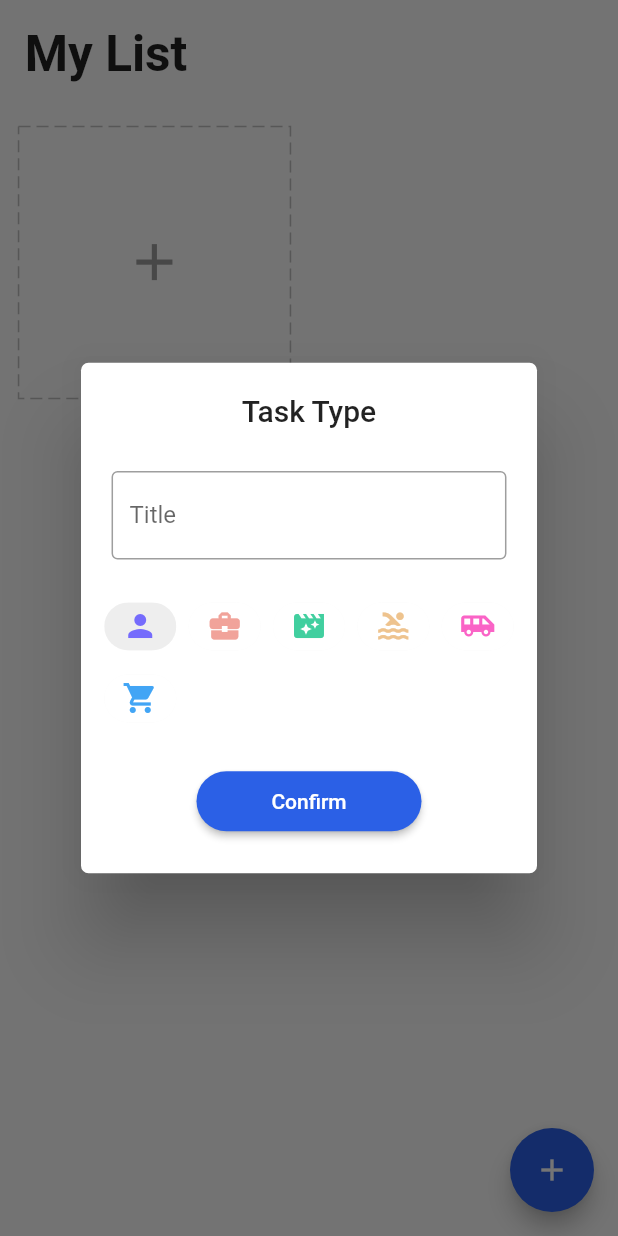
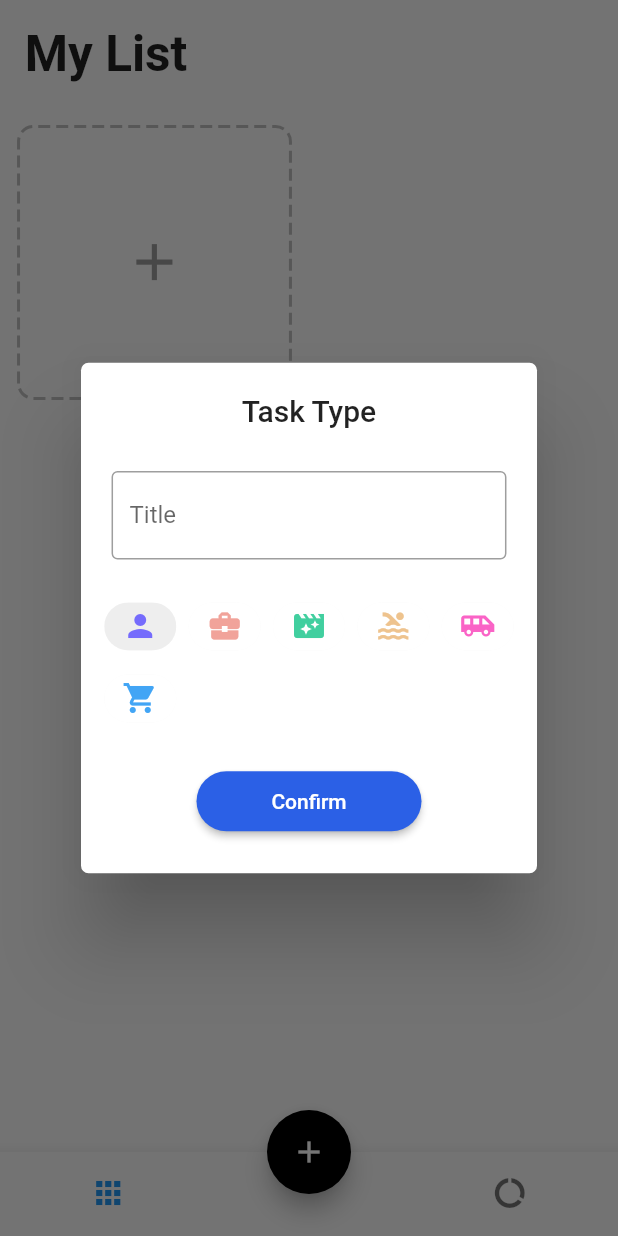
Before and after one commit to Salman313ali/getx-todo-app, a Flutter app: the screen it shows after launch, after a tap on the "add" icon, on a phone screen of 412 x 824 dp. Run offline on Flutter 3.47's test engine with Material 2 defaults, Android fonts, the phone set to English and light mode, and no system bars; drawn by our look-alikes of dotted_border; our stand-ins replace equatable, flutter_easyloading, get, get_storage, step_progress_indicator.

Commit message:
completed the app

```diff
--- a/getxtodoapp/lib/app/modules/home/controller.dart
+++ b/getxtodoapp/lib/app/modules/home/controller.dart
@@ -1,7 +1,7 @@
+import 'package:flutter/foundation.dart';
 import 'package:flutter/widgets.dart';
 import 'package:get/get.dart';
 import 'package:getxtodoapp/app/data/services/storage/repository.dart';
-
 import '../../data/models/task.dart';
 
 class HomeController extends GetxController {
@@ -10,12 +10,15 @@ class HomeController extends GetxController {
 
   final formKey = GlobalKey<FormState>();
   final editCtrl = TextEditingController();
+  final tabIndex = 0.obs;
   final chipIndex = 0.obs;
   final deleting = false.obs;
   //what is obs??
   final tasks = <Task>[].obs;
+  final task = Rx<Task?>(null);
 
-  final task = Rx<Task?>(null);
+  final doingTodos = <dynamic>[].obs;
+  final doneTodos = <dynamic>[].obs;
 
   //what is oninit??
   @override
@@ -23,6 +26,10 @@ class HomeController extends GetxController {
     super.onInit();
     tasks.assignAll(taskRepository.readTasks());
     ever(tasks, (_) => taskRepository.writeTasks(tasks));
+  }
+
+  void changeTabIndex(int index) {
+    tabIndex.value = index;
   }
 
   @override
@@ -41,6 +48,20 @@ class HomeController extends GetxController {
 
   void changeTask(Task? select) {
     task.value = select;
+  }
+
+  void changeTodos(List<dynamic> select) {
+    doingTodos.clear();
+    doneTodos.clear();
+    for (int i = 0; i < select.length; i++) {
+      var todo = select[i];
+      var status = todo['done'];
+      if (status == true) {
+        doneTodos.add(todo);
+      } else {
+        doingTodos.add(todo);
+      }
+    }
   }
 
   bool addTask(Task task) {
@@ -72,4 +93,84 @@ class HomeController extends GetxController {
   bool containeTodo(List todos, String title) {
     return todos.any((element) => element['title'] == title);
   }
+
+  bool addTodo(String title) {
+    var todo = {'title': title, 'done': false};
+    if (doingTodos
+        .any((element) => mapEquals<String, dynamic>(todo, element))) {
+      return false;
+    }
+    var doneTodo = {'title': title, 'done': true};
+    if (doneTodos
+        .any((element) => mapEquals<String, dynamic>(doneTodo, element))) {
+      return false;
+    }
+    doingTodos.add(todo);
+    return true;
+  }
+
+  void updateTodos() {
+    var newTodos = <Map<String, dynamic>>[];
+    newTodos.addAll([...doingTodos, ...doneTodos]);
+    var newTask = task.value!.copyWith(todos: newTodos);
+    int oldIdx = tasks.indexOf(task.value);
+    tasks[oldIdx] = newTask;
+    tasks.refresh();
+  }
+
+  void doneTodo(String title) {
+    var doingTodo = {'title': title, 'done': false};
+    int index = doingTodos.indexWhere(
+        (element) => mapEquals<String, dynamic>(doingTodo, element));
+    doingTodos.removeAt(index);
+    var doneTodo = {'title': title, 'done': true};
+    doneTodos.add(doneTodo);
+    doingTodos.refresh();
+    doneTodos.refresh();
+  }
+
+  void deleteDoneTodo(dynamic doneTodo) {
+    int index = doneTodos
+        .indexWhere((element) => mapEquals<String, dynamic>(doneTodo, element));
+    doneTodos.removeAt(index);
+    doneTodos.refresh();
+  }
+
+  bool isTodosEmpty(Task task) {
+    return task.todos == null || task.todos!.isEmpty;
+  }
+
+  int getDoneTodo(Task task) {
+    var res = 0;
+    for (var i = 0; i < task.todos!.length; i++) {
+      if (task.todos![i]['done'] == true) {
+        res += 1;
+      }
+    }
+    return res;
+  }
+
+  int getTotalTask() {
+    var res = 0;
+    for (var i = 0; i < tasks.length; i++) {
+      if (tasks[i].todos != null) {
+        res += tasks[i].todos!.length;
+      }
+    }
+    return res;
+  }
+
+  int getTotalDoneTask() {
+    var res = 0;
+    for (var i = 0; i < tasks.length; i++) {
+      if (tasks[i].todos != null) {
+        for (var j = 0; j < tasks[i].todos!.length; j++) {
+          if (tasks[i].todos![j]['done'] == true) {
+            res += 1;
+          }
+        }
+      }
+    }
+    return res;
+  }
 }
--- a/getxtodoapp/lib/app/modules/home/view.dart
+++ b/getxtodoapp/lib/app/modules/home/view.dart
@@ -1,7 +1,6 @@
 import 'package:flutter/material.dart';
 import 'package:flutter_easyloading/flutter_easyloading.dart';
 import 'package:get/get.dart';
-import 'package:get_storage/get_storage.dart';
 import 'package:getxtodoapp/app/core/utils/extensions.dart';
 import 'package:getxtodoapp/app/core/values/colors.dart';
 import 'package:getxtodoapp/app/data/models/task.dart';
@@ -9,6 +8,7 @@ import 'package:getxtodoapp/app/modules/home/controller.dart';
 import 'package:getxtodoapp/app/modules/home/widgets/add_card.dart';
 import 'package:getxtodoapp/app/modules/home/widgets/add_dialog.dart';
 import 'package:getxtodoapp/app/modules/home/widgets/task_card.dart';
+import 'package:getxtodoapp/app/modules/report/view.dart';
 
 class HomePage extends GetView<HomeController> {
   const HomePage({super.key});
@@ -16,7 +16,9 @@ class HomePage extends GetView<HomeController> {
   @override
   Widget build(BuildContext context) {
     return Scaffold(
-      body: SafeArea(
+      body: Obx(
+        () => IndexedStack(index: controller.tabIndex.value, children: [
+          SafeArea(
             child: ListView(
               children: [
                 Padding(
@@ -38,10 +40,12 @@ class HomePage extends GetView<HomeController> {
                       ...controller.tasks
                           .map((element) => LongPressDraggable(
                               data: element,
-                          onDragStarted: () => controller.changeDeleting(true),
+                              onDragStarted: () =>
+                                  controller.changeDeleting(true),
                               onDraggableCanceled: (_, __) =>
                                   controller.changeDeleting(false),
-                          onDragEnd: (_) => controller.changeDeleting(false),
+                              onDragEnd: (_) =>
+                                  controller.changeDeleting(false),
                               feedback: Opacity(
                                 opacity: 0.8,
                                 child: TaskCard(task: element),
@@ -55,13 +59,22 @@ class HomePage extends GetView<HomeController> {
               ],
             ),
           ),
+          ReportPage(),
+        ]),
+      ),
       floatingActionButton: DragTarget<Task>(
         builder: (_, __, ___) {
           return Obx(
             () => FloatingActionButton(
-              backgroundColor: controller.deleting.value ? Colors.red : blue,
-              onPressed: () =>
-                  Get.to(() => AddDialog(), transition: Transition.downToUp),
+              backgroundColor:
+                  controller.deleting.value ? Colors.red : Colors.black,
+              onPressed: () {
+                if (controller.tasks.isNotEmpty) {
+                  Get.to(() => AddDialog(), transition: Transition.downToUp);
+                } else {
+                  EasyLoading.showInfo('Please create you task type first');
+                }
+              },
               child: Icon(controller.deleting.value ? Icons.delete : Icons.add),
             ),
           );
@@ -71,6 +84,41 @@ class HomePage extends GetView<HomeController> {
           EasyLoading.showSuccess('Delete Sucess');
         },
       ),
+      bottomNavigationBar: Theme(
+        data: ThemeData(
+          splashColor: Colors.transparent,
+          highlightColor: Colors.transparent,
+        ),
+        child: Obx(
+          () => BottomNavigationBar(
+            onTap: (int index) => controller.changeTabIndex(index),
+            currentIndex: controller.tabIndex.value,
+            showSelectedLabels: false,
+            showUnselectedLabels: false,
+            items: [
+              BottomNavigationBarItem(
+                label: 'Home',
+                icon: Padding(
+                  padding: EdgeInsets.only(right: 15.0.wp),
+                  child: const Icon(
+                    Icons.apps,
+                  ),
+                ),
+              ),
+              BottomNavigationBarItem(
+                label: 'Report',
+                icon: Padding(
+                  padding: EdgeInsets.only(left: 15.0.wp),
+                  child: const Icon(
+                    Icons.data_usage,
+                  ),
+                ),
+              ),
+            ],
+          ),
+        ),
+      ),
+      floatingActionButtonLocation: FloatingActionButtonLocation.centerDocked,
     );
   }
 }
--- a/getxtodoapp/lib/app/modules/home/widgets/add_card.dart
+++ b/getxtodoapp/lib/app/modules/home/widgets/add_card.dart
@@ -21,6 +21,7 @@ class AddCard extends StatelessWidget {
       // dividing by 2 because we have max 2 coulms
       width: squareWidth / 2,
       height: squareWidth / 2,
+
       margin: EdgeInsets.all(3.0.wp),
       child: InkWell(
         //what is async?
@@ -107,6 +108,9 @@ class AddCard extends StatelessWidget {
           homeCtrl.changeChipIndex(0);
         },
         child: DottedBorder(
+          borderType: BorderType.RRect,
+          radius: Radius.circular(10),
+          strokeWidth: 2,
           color: Colors.grey[400]!,
           dashPattern: const [8, 4],
           child: Center(
--- a/getxtodoapp/lib/app/modules/home/widgets/add_dialog.dart
+++ b/getxtodoapp/lib/app/modules/home/widgets/add_dialog.dart
@@ -10,7 +10,9 @@ class AddDialog extends StatelessWidget {
 
   @override
   Widget build(BuildContext context) {
-    return Scaffold(
+    return WillPopScope(
+      onWillPop: () async => false,
+      child: Scaffold(
         body: Form(
           key: homeCtrl.formKey,
           child: ListView(
@@ -147,6 +149,7 @@ class AddDialog extends StatelessWidget {
             ],
           ),
         ),
+      ),
     );
   }
 }
--- /dev/null
+++ b/getxtodoapp/lib/app/modules/report/view.dart
@@ -0,0 +1,164 @@
+import 'package:flutter/material.dart';
+import 'package:get/get.dart';
+import 'package:getxtodoapp/app/core/utils/extensions.dart';
+import 'package:getxtodoapp/app/core/values/colors.dart';
+import 'package:getxtodoapp/app/modules/home/controller.dart';
+import 'package:intl/intl.dart';
+import 'package:step_progress_indicator/step_progress_indicator.dart';
+
+class ReportPage extends StatelessWidget {
+  final homeCtrl = Get.find<HomeController>();
+  ReportPage({super.key});
+
+  @override
+  Widget build(BuildContext context) {
+    return Scaffold(body: SafeArea(
+      child: Obx(() {
+        var createdTasks = homeCtrl.getTotalTask();
+        var completedTasks = homeCtrl.getTotalDoneTask();
+        var liveTasks = createdTasks - completedTasks;
+        var percent = (completedTasks / createdTasks * 100).toStringAsFixed(0);
+        return ListView(
+          children: [
+            Padding(
+              padding: EdgeInsets.all(4.0.wp),
+              child: Row(
+                children: [
+                  Icon(
+                    Icons.data_thresholding_rounded,
+                    color: green,
+                    size: 7.0.wp,
+                  ),
+                  SizedBox(
+                    width: 5.0.wp,
+                  ),
+                  Text(
+                    'Report',
+                    style: TextStyle(
+                      fontSize: 24.0.sp,
+                      fontWeight: FontWeight.bold,
+                    ),
+                  ),
+                ],
+              ),
+            ),
+            Padding(
+              padding: EdgeInsets.symmetric(horizontal: 4.0.wp),
+              child: Text(
+                DateFormat.yMMMMd().format(DateTime.now()),
+                style: TextStyle(fontSize: 14.0.sp, color: Colors.grey),
+              ),
+            ),
+            Padding(
+              padding: EdgeInsets.symmetric(
+                vertical: 3.0.wp,
+                horizontal: 4.0.wp,
+              ),
+              child: const Divider(
+                thickness: 2,
+              ),
+            ),
+            Padding(
+              padding: EdgeInsets.symmetric(
+                vertical: 3.0.wp,
+                horizontal: 5.0.wp,
+              ),
+              child: Row(
+                mainAxisAlignment: MainAxisAlignment.spaceBetween,
+                children: [
+                  _buildStatus(Colors.green, liveTasks, 'Live Tasks'),
+                  _buildStatus(Colors.orange, completedTasks, 'Completed '),
+                  _buildStatus(Colors.blue, createdTasks, 'Created'),
+                ],
+              ),
+            ),
+            SizedBox(
+              height: 8.0.wp,
+            ),
+            UnconstrainedBox(
+              child: SizedBox(
+                width: 70.0.wp,
+                height: 70.0.wp,
+                child: CircularStepProgressIndicator(
+                  totalSteps: createdTasks == 0 ? 1 : createdTasks,
+                  currentStep: completedTasks,
+                  stepSize: 20,
+                  selectedColor: green,
+                  unselectedColor: Colors.grey[200],
+                  padding: 0.0,
+                  width: 150,
+                  height: 150,
+                  selectedStepSize: 22,
+                  roundedCap: (_, __) => true,
+                  child: Column(
+                    mainAxisAlignment: MainAxisAlignment.center,
+                    children: [
+                      Text(
+                        '${createdTasks == 0 ? 0 : percent} %',
+                        style: TextStyle(
+                          fontSize: 20.0.sp,
+                          fontWeight: FontWeight.bold,
+                        ),
+                      ),
+                      SizedBox(
+                        height: 1.0.wp,
+                      ),
+                      Text(
+                        'Efficency',
+                        style: TextStyle(
+                            color: Colors.grey,
+                            fontWeight: FontWeight.bold,
+                            fontSize: 12.0.sp),
+                      )
+                    ],
+                  ),
+                ),
+              ),
+            )
+          ],
+        );
+      }),
+    ));
+  }
+}
+
+_buildStatus(Color color, int number, String text) {
+  return Row(
+    crossAxisAlignment: CrossAxisAlignment.start,
+    children: [
+      Container(
+        height: 3.0.wp,
+        width: 3.0.wp,
+        decoration: BoxDecoration(
+          shape: BoxShape.circle,
+          border: Border.all(
+            width: 0.5.wp,
+            color: color,
+          ),
+        ),
+      ),
+      SizedBox(
+        width: 3.0.wp,
+      ),
+      Column(
+        crossAxisAlignment: CrossAxisAlignment.start,
+        children: [
+          Text(
+            '${number}',
+            style: TextStyle(
+              fontWeight: FontWeight.bold,
+              fontSize: 16.0.sp,
+            ),
+          ),
+          SizedBox(
+            height: 2.0.wp,
+          ),
+          Text(
+            text,
+            style: TextStyle(fontSize: 12.0.sp, color: Colors.grey),
+          )
+        ],
+      )
+    ],
+  );
+}
--- a/getxtodoapp/pubspec.yaml
+++ b/getxtodoapp/pubspec.yaml
@@ -41,6 +41,7 @@ dependencies:
   flutter_easyloading: ^3.0.5
   dotted_border: ^2.0.0+3
   step_progress_indicator: ^1.0.2
+  intl: ^0.18.1
 
 dev_dependencies:
   flutter_test:
@@ -65,9 +66,8 @@ flutter:
   uses-material-design: true
 
   # To add assets to your application, add an assets section, like this:
-  # assets:
-  #   - images/a_dot_burr.jpeg
-  #   - images/a_dot_ham.jpeg
+  assets:
+    - assets/images/
 
   # An image asset can refer to one or more resolution-specific "variants", see
   # https://flutter.dev/assets-and-images/#resolution-aware
```
Also changed, not shown: getxtodoapp/lib/app/modules/detail/view.dart (added, +153 -0 lines), getxtodoapp/lib/app/modules/detail/widgets/doing_list.dart (added, +83 -0 lines), getxtodoapp/lib/app/modules/detail/widgets/done_list.dart (added, +80 -0 lines), getxtodoapp/lib/app/modules/home/widgets/task_card.dart (+28 -14 lines), getxtodoapp/assets/images/task.png (added), getxtodoapp/pubspec.lock. Lines whose indentation alone changed are shown as unchanged.
